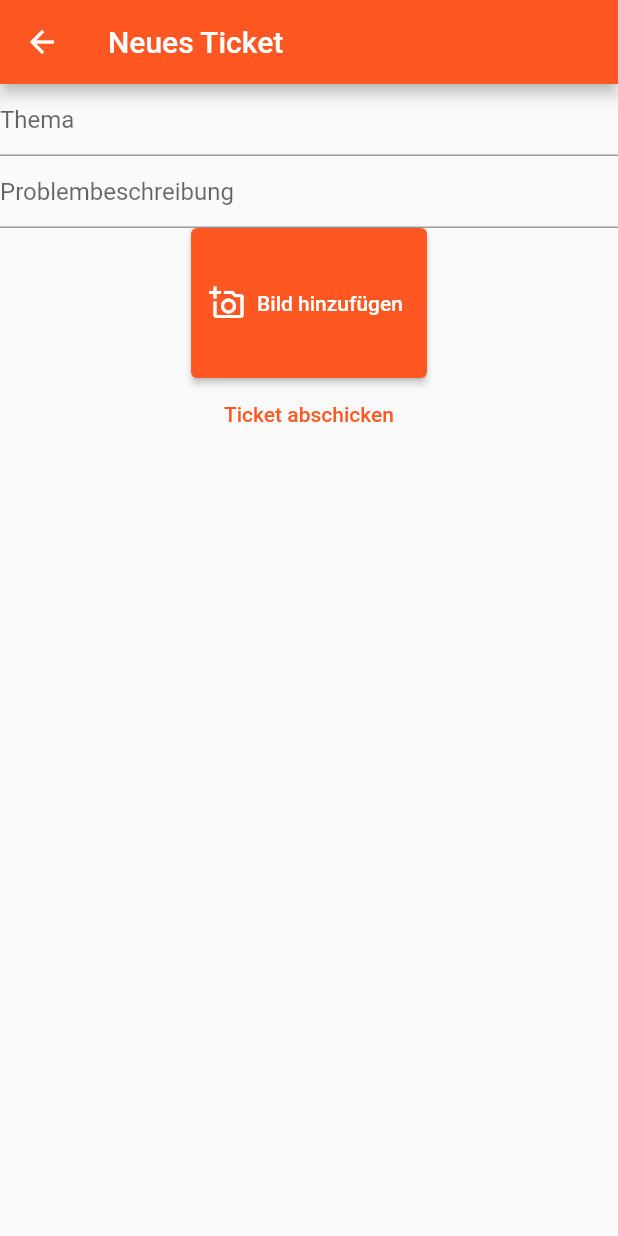
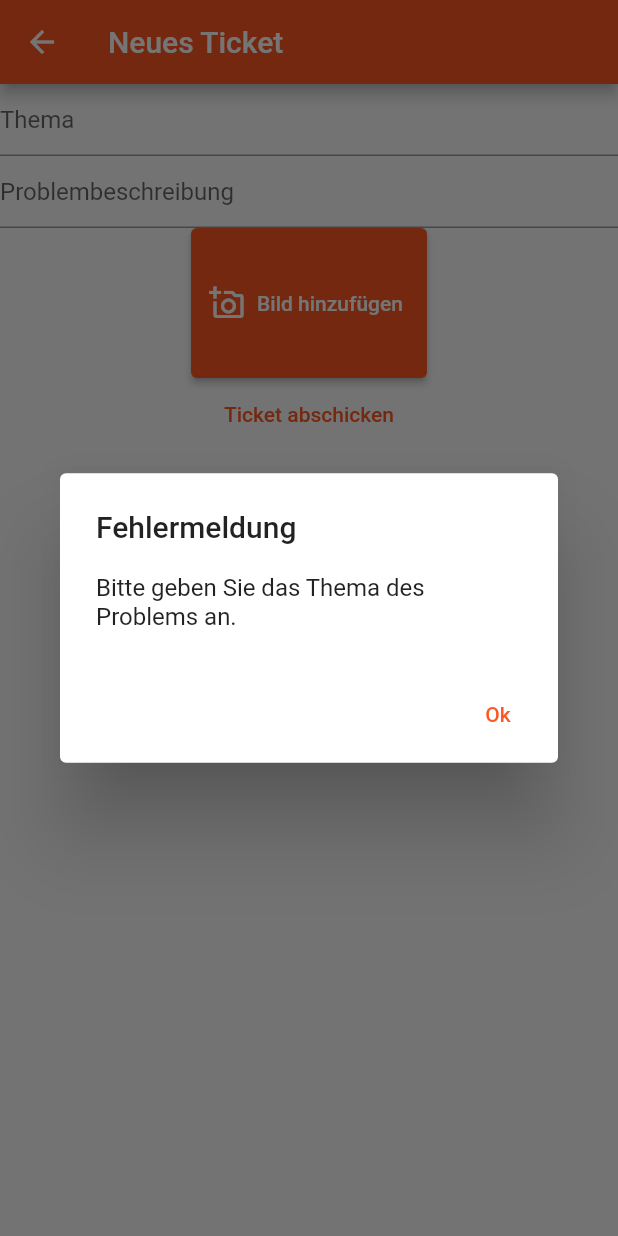
Before and after one commit to mayaArh/Hausmeisterapp, a Flutter app: the TicketCreationView screen opened directly with empty values, after a tap on "Ticket abschicken", on a phone screen of 412 x 824 dp. Run offline on Flutter 3.47's test engine with Material 2 defaults, Android fonts, the phone set to English and light mode, and no system bars; our stand-ins replace cloud_firestore, firebase_auth, firebase_core, rxdart; accounts and stored records are empty; network calls fail.

```diff
--- a/lib/main.dart
+++ b/lib/main.dart
@@ -29,7 +29,6 @@ void main() {
           citiesOverviewRoute: (context) => const CitiesOverview(),
           housesOverviewRoute: (context) => const HousesOverview(),
           ticketsOverviewRoute: (context) => const TicketOverview(),
-          ticketCreationRoute: (context) => const TicketCreationView(),
         }),
   ));
 }
--- a/lib/model_classes.dart/house.dart
+++ b/lib/model_classes.dart/house.dart
@@ -67,7 +67,7 @@ class HouseA {
     return result;
   }
 
-  void addTicket(
+  Future<TicketA?> addTicket(
       String topic, String description, String dateTime, String image) async {
     if (dataProvider.snapshots != null) {
       for (final QuerySnapshot<Map<String, dynamic>> snapshot
@@ -87,10 +87,12 @@ class HouseA {
                 description: description,
                 image: image);
             houseDoc.reference.collection('Tickets').add(ticket.toJson());
+            return ticket;
           }
         }
       }
     }
+    return null;
   }
 
   Future<List<TicketA>> get allTickets async {
--- a/lib/utilities/show_error_dialog.dart
+++ b/lib/utilities/show_error_dialog.dart
@@ -1,24 +1,44 @@
 import 'package:flutter/material.dart';
 
-Future<bool> showLogoutDialog(BuildContext context) {
+class ErrorDialog {
+  static Future<void> showErrorDialog(BuildContext context, String text) {
+    return showDialog(
+        context: context,
+        builder: (context) {
+          return AlertDialog(
+            title: const Text('Fehlermeldung'),
+            content: Text(text),
+            actions: [
+              TextButton(
+                  onPressed: () {
+                    Navigator.of(context).pop();
+                  },
+                  child: const Text('Ok'))
+            ],
+          );
+        });
+  }
+
+  static Future<bool> showLogoutDialog(BuildContext context) {
     return showDialog<bool>(
         context: context,
         builder: (context) {
           return AlertDialog(
-          title: const Text('Sign out.'),
-          content: const Text('Are you sure you want to sign out?'),
+            title: const Text('Ausloggen.'),
+            content: const Text('Sind sie sicher?'),
             actions: [
               TextButton(
                   onPressed: () {
                     Navigator.of(context).pop(false);
                   },
-                child: const Text('Cancel')),
+                  child: const Text('Abbrechen')),
               TextButton(
                   onPressed: () {
                     Navigator.of(context).pop(true);
                   },
-                child: const Text('Sign out.'))
+                  child: const Text('Ausloggen'))
             ],
           );
         }).then((value) => value ?? false);
   }
+}
--- a/lib/views/administration_views/cities_overview.dart
+++ b/lib/views/administration_views/cities_overview.dart
@@ -30,7 +30,8 @@ class _CitiesOverviewState extends State<CitiesOverview> {
               onSelected: (value) async {
                 switch (value) {
                   case MenuEntry.logout:
-                    final shouldLogout = await showLogoutDialog(context);
+                    final shouldLogout =
+                        await ErrorDialog.showLogoutDialog(context);
                     if (shouldLogout) {
                       await AuthService.firebase().logOut();
                       Navigator.of(context)
--- a/lib/views/administration_views/create_ticket_view.dart
+++ b/lib/views/administration_views/create_ticket_view.dart
@@ -1,14 +1,16 @@
 import 'package:flutter/material.dart';
 import 'package:intl/intl.dart';
+import 'package:mein_digitaler_hausmeister/utilities/show_error_dialog.dart';
 
 import '../../model_classes.dart/house.dart';
-import '../../model_classes.dart/ticket.dart';
 //import 'package:image_picker/image_picker.dart';
 
 class ImageCouldNotBeReadAsBytes implements Exception {}
 
 class TicketCreationView extends StatefulWidget {
-  const TicketCreationView({super.key});
+  final HouseA house;
+
+  const TicketCreationView({super.key, required this.house});
 
   @override
   State<TicketCreationView> createState() => _TicketCreationViewState();
@@ -59,8 +61,6 @@ class _TicketCreationViewState extends State<TicketCreationView> {
 
   @override
   Widget build(BuildContext context) {
-    final HouseA house = ModalRoute.of(context)!.settings.arguments as HouseA;
-
     return Scaffold(
         appBar: AppBar(title: const Text('Neues Ticket')),
         body: Column(
@@ -88,12 +88,21 @@ class _TicketCreationViewState extends State<TicketCreationView> {
                   label: const Text('Bild hinzufügen')),
             ),
             TextButton(
-                onPressed: () {
+                onPressed: () async {
                   final topic = _topic.text;
                   final description = _description.text;
                   final dateTime =
                       DateFormat('dd.MM.yyyy, HH:mm').format(DateTime.now());
-                  house.addTicket(topic, description, dateTime, '');
+                  if (topic.isEmpty) {
+                    ErrorDialog.showErrorDialog(
+                        context, 'Bitte geben Sie das Thema des Problems an.');
+                  } else {
+                    final newTicket = await widget.house
+                        .addTicket(topic, description, dateTime, '');
+                    if (newTicket != null) {
+                      Navigator.pop(context, newTicket);
+                    }
+                  }
                 },
                 child: const Text('Ticket abschicken'))
           ],
```
Also changed, not shown: lib/services/firestore_crud/ticket_service.dart (+1 -8 lines), lib/views/administration_views/login_view.dart (+5 -21 lines), lib/views/administration_views/register_view.dart (+7 -6 lines), lib/views/administration_views/ticket_overview.dart (+18 -6 lines). Lines whose indentation alone changed are shown as unchanged.
